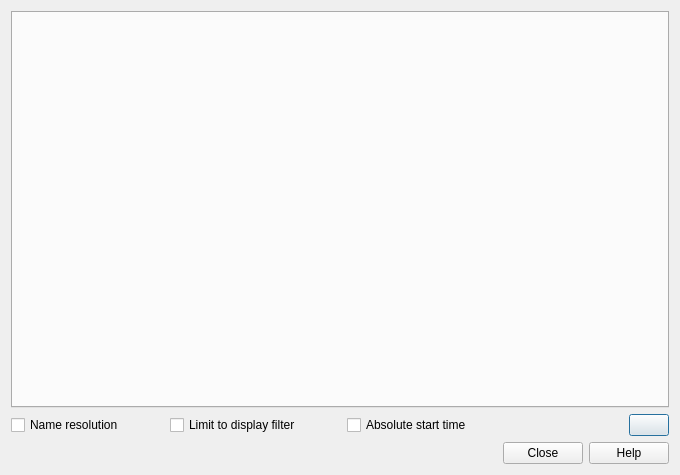
Above: utilities/wireshark/ui/qt/traffic_table_dialog.ui from kimocoder/nexmon before the change. Below: the same form after it.
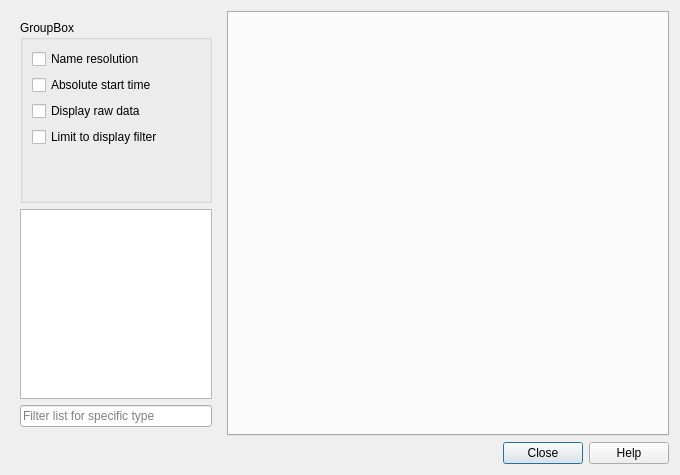
That is the form after the change. Custom widgets are drawn as their Qt base class.

What changed in the file:
```diff
--- a/utilities/wireshark/ui/qt/traffic_table_dialog.ui
+++ b/utilities/wireshark/ui/qt/traffic_table_dialog.ui
@@ -10,13 +10,25 @@
     <height>475</height>
    </rect>
   </property>
+  <layout class="QVBoxLayout" name="verticalLayout_3">
+   <item>
+    <layout class="QHBoxLayout" name="horizontalLayout">
+     <item>
+      <widget class="QWidget" name="widget" native="true">
+       <property name="maximumSize">
+        <size>
+         <width>210</width>
+         <height>16777215</height>
+        </size>
+       </property>
+       <layout class="QVBoxLayout" name="verticalLayout_2">
+        <item>
+         <widget class="QGroupBox" name="grpSettings">
+          <property name="title">
+           <string>GroupBox</string>
+          </property>
   <layout class="QVBoxLayout" name="verticalLayout">
    <item>
-    <widget class="QTabWidget" name="trafficTableTabWidget"/>
-   </item>
-   <item>
-    <layout class="QHBoxLayout" name="horizontalLayout" stretch="0,0,0,0,0,1,0">
-     <item>
       <widget class="QCheckBox" name="nameResolutionCheckBox">
        <property name="toolTip">
         <string>&lt;html&gt;&lt;head/&gt;&lt;body&gt;&lt;p&gt;Show resolved addresses and port names rather than plain values. The corresponding name resolution preference must be enabled.&lt;/p&gt;&lt;/body&gt;&lt;/html&gt;</string>
@@ -26,42 +38,6 @@
        </property>
       </widget>
      </item>
-     <item>
-      <spacer name="horizontalSpacer_2">
-       <property name="orientation">
-        <enum>Qt::Horizontal</enum>
-       </property>
-       <property name="sizeHint" stdset="0">
-        <size>
-         <width>40</width>
-         <height>20</height>
-        </size>
-       </property>
-      </spacer>
-     </item>
-     <item>
-      <widget class="QCheckBox" name="displayFilterCheckBox">
-       <property name="toolTip">
-        <string>&lt;html&gt;&lt;head/&gt;&lt;body&gt;&lt;p&gt;Only show conversations matching the current display filter&lt;/p&gt;&lt;/body&gt;&lt;/html&gt;</string>
-       </property>
-       <property name="text">
-        <string>Limit to display filter</string>
-       </property>
-      </widget>
-     </item>
-     <item>
-      <spacer name="horizontalSpacer_3">
-       <property name="orientation">
-        <enum>Qt::Horizontal</enum>
-       </property>
-       <property name="sizeHint" stdset="0">
-        <size>
-         <width>40</width>
-         <height>20</height>
-        </size>
-       </property>
-      </spacer>
-     </item>
      <item>
       <widget class="QCheckBox" name="absoluteTimeCheckBox">
        <property name="toolTip">
@@ -73,24 +49,78 @@
       </widget>
      </item>
      <item>
-      <spacer name="horizontalSpacer">
+            <widget class="QCheckBox" name="machineReadableCheckBox">
+             <property name="toolTip">
+              <string>&lt;html&gt;&lt;head/&gt;&lt;body&gt;&lt;p&gt;Display exact numbers instead of rounding with SI prefixes. (Exact numbers always used when sorting.)&lt;/p&gt;&lt;/body&gt;&lt;/html&gt;</string>
+             </property>
+             <property name="text">
+              <string>Display raw data</string>
+             </property>
+            </widget>
+           </item>
+           <item>
+            <widget class="QCheckBox" name="displayFilterCheckBox">
+             <property name="toolTip">
+              <string>&lt;html&gt;&lt;head/&gt;&lt;body&gt;&lt;p&gt;Only show conversations matching the current display filter&lt;/p&gt;&lt;/body&gt;&lt;/html&gt;</string>
+             </property>
+             <property name="text">
+              <string>Limit to display filter</string>
+             </property>
+            </widget>
+           </item>
+           <item>
+            <spacer name="verticalSpacer">
        <property name="orientation">
-        <enum>Qt::Horizontal</enum>
+              <enum>Qt::Vertical</enum>
        </property>
        <property name="sizeHint" stdset="0">
         <size>
-         <width>40</width>
-         <height>20</height>
+               <width>20</width>
+               <height>40</height>
         </size>
        </property>
       </spacer>
      </item>
      <item>
-      <widget class="QPushButton" name="enabledTypesPushButton">
+            <widget class="QDialogButtonBox" name="btnBoxSettings">
+             <property name="sizePolicy">
+              <sizepolicy hsizetype="Expanding" vsizetype="Expanding">
+               <horstretch>0</horstretch>
+               <verstretch>0</verstretch>
+              </sizepolicy>
+             </property>
+             <property name="orientation">
+              <enum>Qt::Vertical</enum>
+             </property>
+             <property name="standardButtons">
+              <set>QDialogButtonBox::NoButton</set>
+             </property>
+            </widget>
+           </item>
+          </layout>
+         </widget>
+        </item>
+        <item>
+         <widget class="TrafficTypesList" name="trafficList"/>
+        </item>
+        <item>
+         <widget class="QLineEdit" name="trafficListSearch">
        <property name="toolTip">
-        <string>&lt;html&gt;&lt;head/&gt;&lt;body&gt;&lt;p&gt;Add and remove conversation types.&lt;/p&gt;&lt;/body&gt;&lt;/html&gt;</string>
-       </property>
-      </widget>
+           <string>&lt;html&gt;&lt;head/&gt;&lt;body&gt;&lt;p&gt;Only show types matching the filter value&lt;/p&gt;&lt;/body&gt;&lt;/html&gt;</string>
+          </property>
+          <property name="text">
+           <string/>
+          </property>
+          <property name="placeholderText">
+           <string>Filter list for specific type</string>
+          </property>
+         </widget>
+        </item>
+       </layout>
+      </widget>
+     </item>
+     <item>
+      <widget class="TrafficTab" name="trafficTab"/>
      </item>
     </layout>
    </item>
@@ -106,6 +136,19 @@
    </item>
   </layout>
  </widget>
+ <customwidgets>
+  <customwidget>
+   <class>TrafficTab</class>
+   <extends>QTabWidget</extends>
+   <header>ui/qt/widgets/traffic_tab.h</header>
+   <container>1</container>
+  </customwidget>
+  <customwidget>
+   <class>TrafficTypesList</class>
+   <extends>QTreeView</extends>
+   <header>ui/qt/widgets/traffic_types_list.h</header>
+  </customwidget>
+ </customwidgets>
  <resources/>
  <connections>
   <connection>
```
Lines whose indentation alone changed are shown as unchanged.
